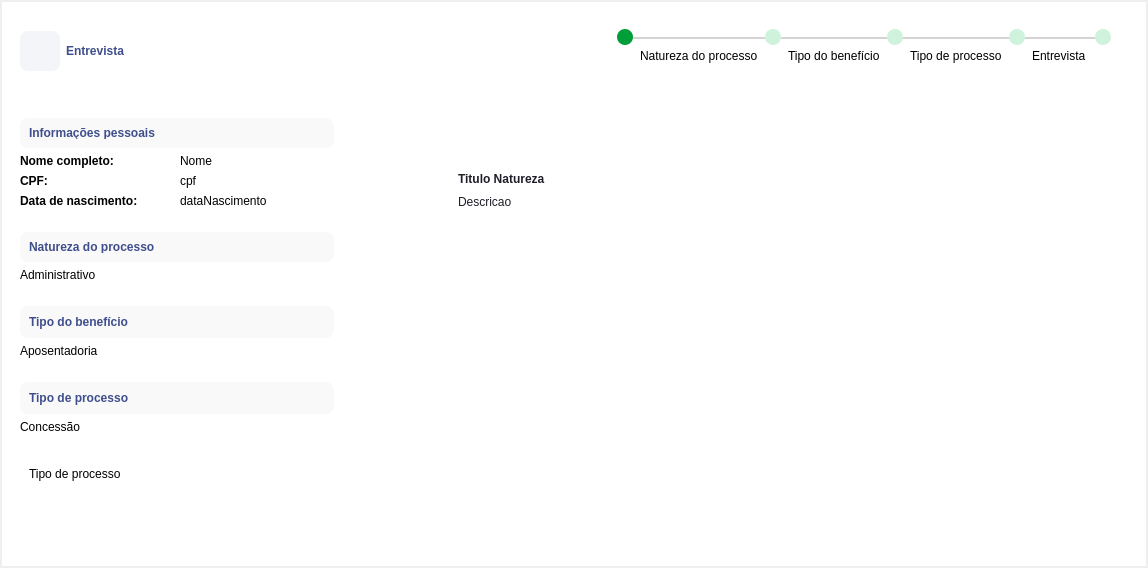
Above: Design/UI/newEntrevistaPrincipal.ui from newprev/PrevCliente before the change. Below: the same form after it.
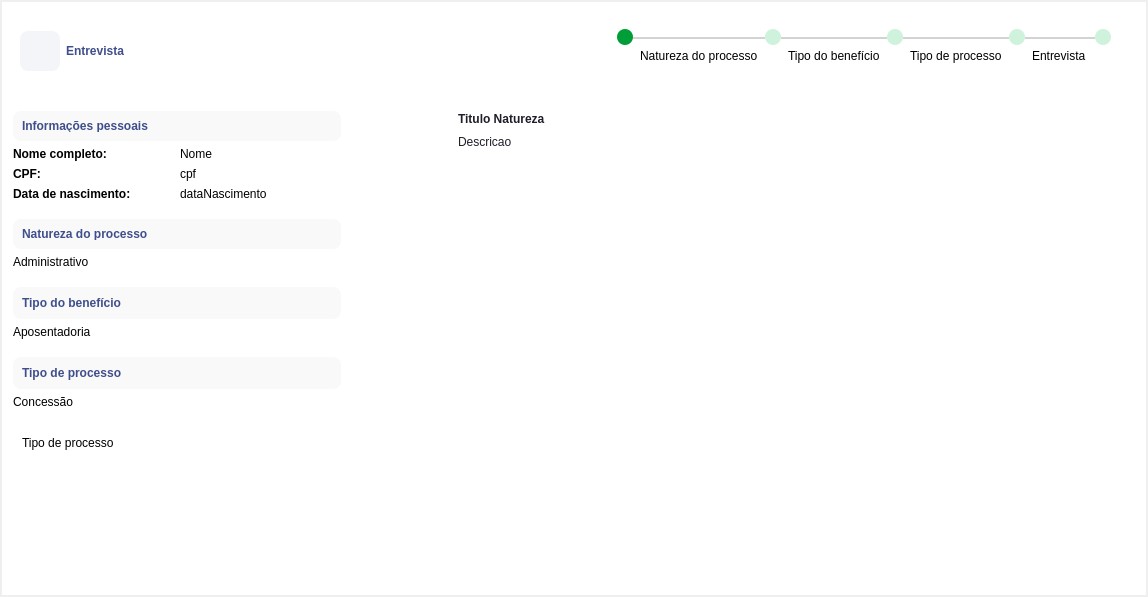
That is the form after the change. Icons and pictures are not drawn.

```diff
--- a/Design/UI/newEntrevistaPrincipal.ui
+++ b/Design/UI/newEntrevistaPrincipal.ui
@@ -7,9 +7,27 @@
     <x>0</x>
     <y>0</y>
     <width>1148</width>
-    <height>568</height>
+    <height>597</height>
    </rect>
   </property>
+  <property name="sizePolicy">
+   <sizepolicy hsizetype="Preferred" vsizetype="Fixed">
+    <horstretch>0</horstretch>
+    <verstretch>0</verstretch>
+   </sizepolicy>
+  </property>
+  <property name="minimumSize">
+   <size>
+    <width>0</width>
+    <height>0</height>
+   </size>
+  </property>
+  <property name="maximumSize">
+   <size>
+    <width>16777215</width>
+    <height>15498465</height>
+   </size>
+  </property>
   <property name="windowTitle">
    <string>Form</string>
   </property>
@@ -40,6 +58,12 @@
    </property>
    <item row="0" column="0">
     <widget class="QFrame" name="frPrincipal">
+     <property name="sizePolicy">
+      <sizepolicy hsizetype="Preferred" vsizetype="Preferred">
+       <horstretch>0</horstretch>
+       <verstretch>0</verstretch>
+      </sizepolicy>
+     </property>
      <property name="frameShape">
       <enum>QFrame::NoFrame</enum>
      </property>
@@ -813,6 +837,24 @@
       </item>
       <item>
        <widget class="QFrame" name="frMiolo">
+        <property name="sizePolicy">
+         <sizepolicy hsizetype="Preferred" vsizetype="Preferred">
+          <horstretch>0</horstretch>
+          <verstretch>0</verstretch>
+         </sizepolicy>
+        </property>
+        <property name="minimumSize">
+         <size>
+          <width>0</width>
+          <height>0</height>
+         </size>
+        </property>
+        <property name="maximumSize">
+         <size>
+          <width>16777215</width>
+          <height>16546878</height>
+         </size>
+        </property>
         <property name="styleSheet">
          <string notr="true">/*-------------------------------------------  Stack --------------------------------------------*/
 #stkCliente {
@@ -874,22 +916,10 @@
 	border-radius: 8px;
 }
 
-/*---------------------------- Push Button ----------------------------------*/
-
-
-/*----------------------------  Line Edit ---------------------------------------*/
-
-
-/*------------------------------ Radio Button -------------------------------------*/
-
-
-/*------------------------------ Check Box -------------------------------------*/
-
-
-/*----------------------------- Combo box --------------------------------------*/
-
-
-/*----------------------------- Date Edit --------------------------------------*/
+/*---------------------------- Scroll Area ----------------------------------*/
+#scaOut, #scaPrincipal {
+	background-color: white;
+}
 </string>
         </property>
         <property name="frameShape">
@@ -916,12 +946,24 @@
          </property>
          <item>
           <widget class="QFrame" name="frEsquerda">
+           <property name="sizePolicy">
+            <sizepolicy hsizetype="Preferred" vsizetype="Preferred">
+             <horstretch>0</horstretch>
+             <verstretch>0</verstretch>
+            </sizepolicy>
+           </property>
            <property name="minimumSize">
             <size>
              <width>350</width>
              <height>0</height>
             </size>
            </property>
+           <property name="maximumSize">
+            <size>
+             <width>370</width>
+             <height>16777215</height>
+            </size>
+           </property>
            <property name="styleSheet">
             <string notr="true"/>
            </property>
@@ -931,7 +973,64 @@
            <property name="frameShadow">
             <enum>QFrame::Raised</enum>
            </property>
+           <layout class="QGridLayout" name="gridLayout_3">
+            <property name="leftMargin">
+             <number>2</number>
+            </property>
+            <property name="topMargin">
+             <number>2</number>
+            </property>
+            <property name="rightMargin">
+             <number>2</number>
+            </property>
+            <property name="bottomMargin">
+             <number>2</number>
+            </property>
+            <property name="spacing">
+             <number>0</number>
+            </property>
+            <item row="0" column="0">
+             <widget class="QScrollArea" name="scaOut">
+              <property name="sizePolicy">
+               <sizepolicy hsizetype="Minimum" vsizetype="Preferred">
+                <horstretch>0</horstretch>
+                <verstretch>0</verstretch>
+               </sizepolicy>
+              </property>
+              <property name="frameShape">
+               <enum>QFrame::NoFrame</enum>
+              </property>
+              <property name="horizontalScrollBarPolicy">
+               <enum>Qt::ScrollBarAlwaysOff</enum>
+              </property>
+              <property name="widgetResizable">
+               <bool>true</bool>
+              </property>
+              <widget class="QWidget" name="scaPrincipal">
+               <property name="geometry">
+                <rect>
+                 <x>0</x>
+                 <y>0</y>
+                 <width>346</width>
+                 <height>491</height>
+                </rect>
+               </property>
            <layout class="QVBoxLayout" name="verticalLayout_15">
+                <property name="spacing">
+                 <number>0</number>
+                </property>
+                <property name="leftMargin">
+                 <number>0</number>
+                </property>
+                <property name="topMargin">
+                 <number>0</number>
+                </property>
+                <property name="rightMargin">
+                 <number>0</number>
+                </property>
+                <property name="bottomMargin">
+                 <number>0</number>
+                </property>
             <item>
              <widget class="QFrame" name="frInfoHistPessoais">
               <property name="frameShape">
@@ -1181,23 +1280,33 @@
              </widget>
             </item>
             <item>
-             <spacer name="verticalSpacer_5">
+                 <spacer name="verticalSpacer_10">
               <property name="orientation">
                <enum>Qt::Vertical</enum>
               </property>
               <property name="sizeHint" stdset="0">
                <size>
                 <width>20</width>
-                <height>40</height>
+                    <height>94</height>
                </size>
               </property>
              </spacer>
+                </item>
+               </layout>
+              </widget>
+             </widget>
             </item>
            </layout>
           </widget>
          </item>
          <item>
           <widget class="QStackedWidget" name="stkEntrevista">
+           <property name="sizePolicy">
+            <sizepolicy hsizetype="Preferred" vsizetype="Preferred">
+             <horstretch>0</horstretch>
+             <verstretch>0</verstretch>
+            </sizepolicy>
+           </property>
            <property name="maximumSize">
             <size>
              <width>16548745</width>
@@ -1208,12 +1317,24 @@
             <number>0</number>
            </property>
            <widget class="QWidget" name="pgNatureza">
-            <layout class="QHBoxLayout" name="horizontalLayout_3">
+            <property name="sizePolicy">
+             <sizepolicy hsizetype="Preferred" vsizetype="Preferred">
+              <horstretch>0</horstretch>
+              <verstretch>0</verstretch>
+             </sizepolicy>
+            </property>
+            <layout class="QGridLayout" name="gridLayout_4">
              <property name="topMargin">
               <number>0</number>
              </property>
-             <item>
+             <item row="0" column="0" alignment="Qt::AlignTop">
               <widget class="QFrame" name="frDireita">
+               <property name="sizePolicy">
+                <sizepolicy hsizetype="Preferred" vsizetype="Preferred">
+                 <horstretch>0</horstretch>
+                 <verstretch>0</verstretch>
+                </sizepolicy>
+               </property>
                <property name="maximumSize">
                 <size>
                  <width>600</width>
@@ -1227,22 +1348,6 @@
                 <enum>QFrame::Raised</enum>
                </property>
                <layout class="QVBoxLayout" name="verticalLayout_13">
-                <item>
-                 <spacer name="verticalSpacer_7">
-                  <property name="orientation">
-                   <enum>Qt::Vertical</enum>
-                  </property>
-                  <property name="sizeType">
-                   <enum>QSizePolicy::Fixed</enum>
-                  </property>
-                  <property name="sizeHint" stdset="0">
-                   <size>
-                    <width>20</width>
-                    <height>40</height>
-                   </size>
-                  </property>
-                 </spacer>
-                </item>
                 <item>
                  <layout class="QVBoxLayout" name="vlNaturezas">
                   <property name="spacing">
@@ -1253,23 +1358,7 @@
                   </property>
                  </layout>
                 </item>
-                <item>
-                 <spacer name="verticalSpacer_8">
-                  <property name="orientation">
-                   <enum>Qt::Vertical</enum>
-                  </property>
-                  <property name="sizeType">
-                   <enum>QSizePolicy::Fixed</enum>
-                  </property>
-                  <property name="sizeHint" stdset="0">
-                   <size>
-                    <width>20</width>
-                    <height>20</height>
-                   </size>
-                  </property>
-                 </spacer>
-                </item>
-                <item>
+                <item alignment="Qt::AlignTop">
                  <widget class="QLabel" name="lbTituloNatureza">
                   <property name="minimumSize">
                    <size>
@@ -1304,19 +1393,6 @@
                   </property>
                  </widget>
                 </item>
-                <item>
-                 <spacer name="verticalSpacer_6">
-                  <property name="orientation">
-                   <enum>Qt::Vertical</enum>
-                  </property>
-                  <property name="sizeHint" stdset="0">
-                   <size>
-                    <width>20</width>
-                    <height>40</height>
-                   </size>
-                  </property>
-                 </spacer>
-                </item>
                </layout>
               </widget>
              </item>
```
Left out of the diff: 114 changed lines with no effect on the pictures. Lines whose indentation alone changed are shown as unchanged.
